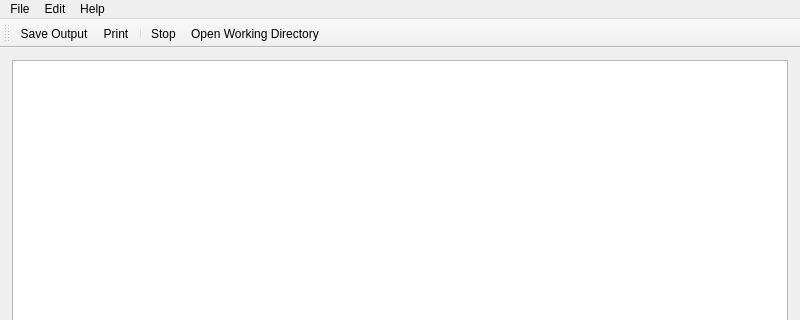
kipr/computer, file ui/MainWindow.ui: the form before one commit; both pictures show x 0 to 800 and y 0 to 320 of the 800 by 600 pixel window.
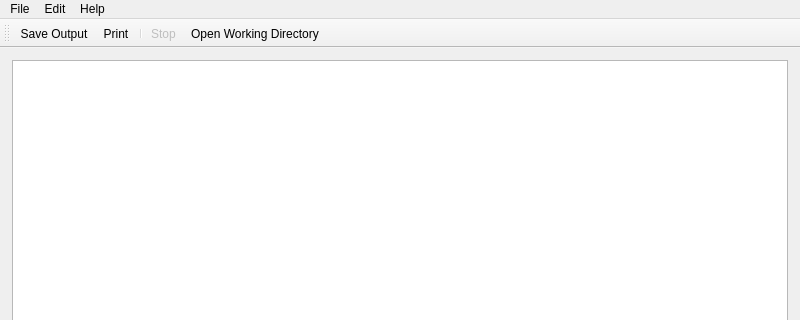
The form after the commit. Icons and pictures are not drawn. Custom widgets are drawn as their Qt base class.

Commit message: Enabled/disabled stop button appropriately

What changed in the file:
```diff
--- a/ui/MainWindow.ui
+++ b/ui/MainWindow.ui
@@ -103,6 +103,9 @@
    </property>
   </action>
   <action name="actionStop">
+   <property name="enabled">
+    <bool>false</bool>
+   </property>
    <property name="icon">
     <iconset resource="../rc/rc.qrc">
      <normaloff>:/stop.png</normaloff>:/stop.png</iconset>
```
The commit also changes 2 other files.
